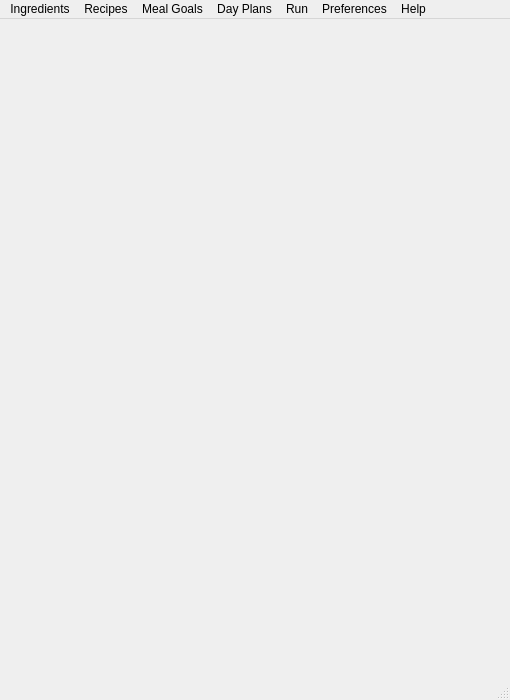
Above: example_app/gui/mainwindow.ui from JamesAIzzard/codiet before the change. Below: the same form after it.
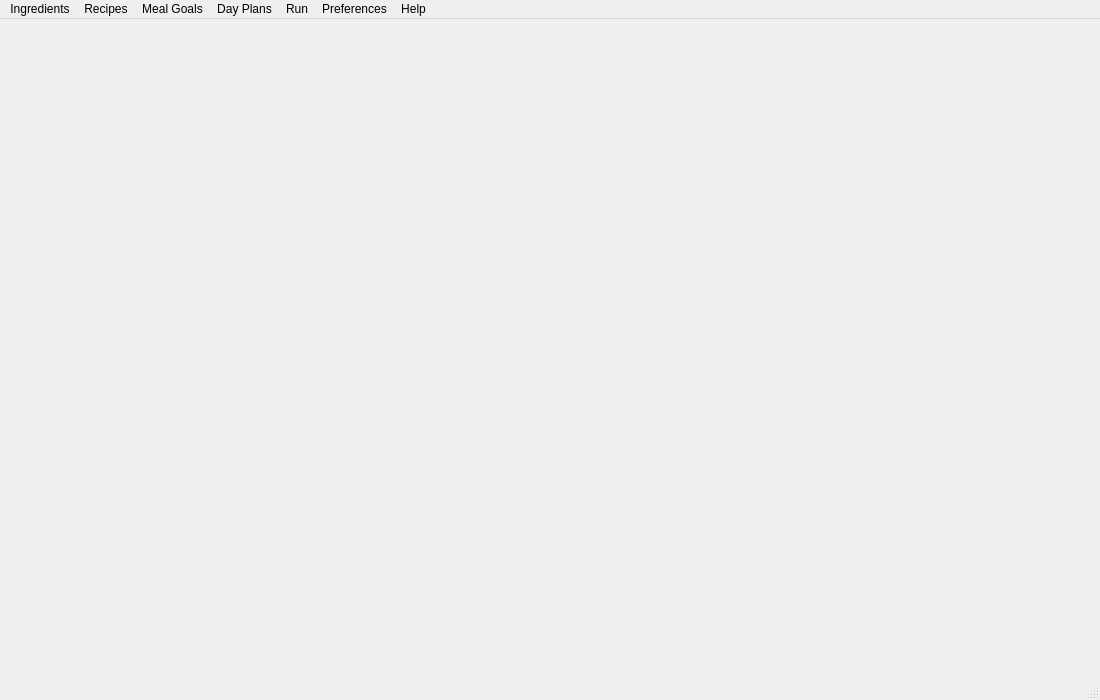
That is the form after the change. Icons and pictures are not drawn.

Commit message: Drafts in the search widget view class.

```diff
--- a/example_app/gui/mainwindow.ui
+++ b/example_app/gui/mainwindow.ui
@@ -6,7 +6,7 @@
    <rect>
     <x>0</x>
     <y>0</y>
-    <width>510</width>
+    <width>1100</width>
     <height>700</height>
    </rect>
   </property>
@@ -18,7 +18,7 @@
   </property>
   <property name="minimumSize">
    <size>
-    <width>500</width>
+    <width>550</width>
     <height>0</height>
    </size>
   </property>
@@ -39,7 +39,7 @@
    <bool>false</bool>
   </property>
   <widget class="QWidget" name="central_widget">
-   <layout class="QVBoxLayout" name="verticalLayout">
+   <layout class="QHBoxLayout" name="horizontalLayout">
     <item>
      <widget class="QStackedWidget" name="wg_page_stack">
       <property name="currentIndex">
@@ -54,7 +54,7 @@
     <rect>
      <x>0</x>
      <y>0</y>
-     <width>510</width>
+     <width>1100</width>
      <height>25</height>
     </rect>
    </property>
```
The commit also changes 5 other files.
